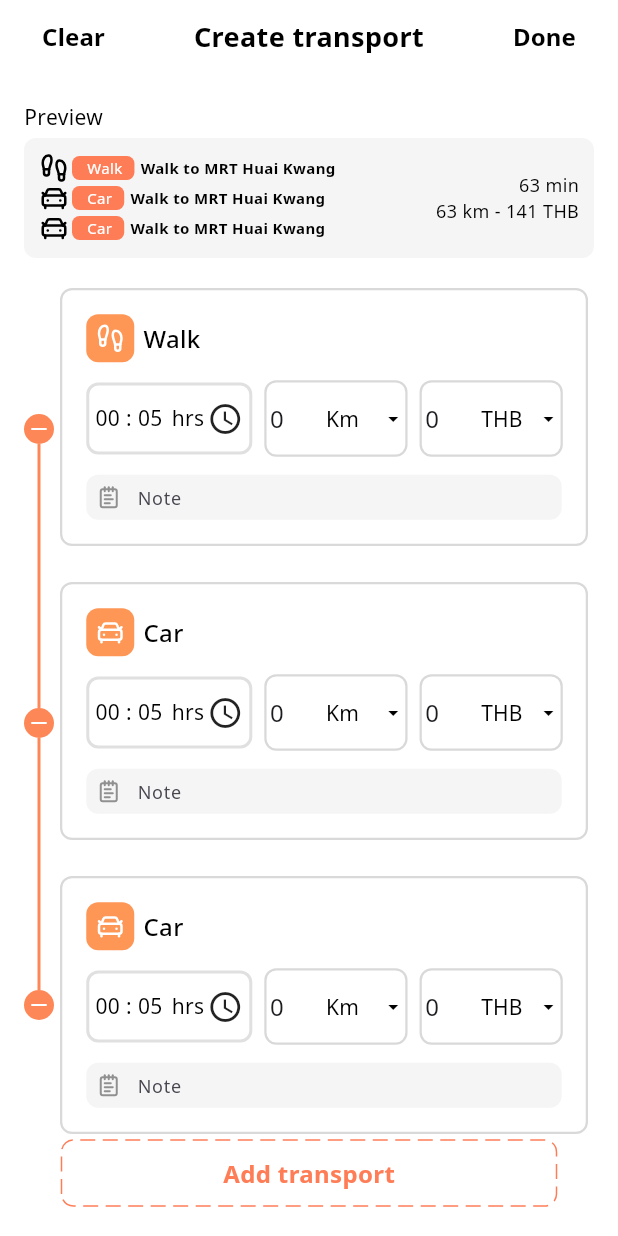
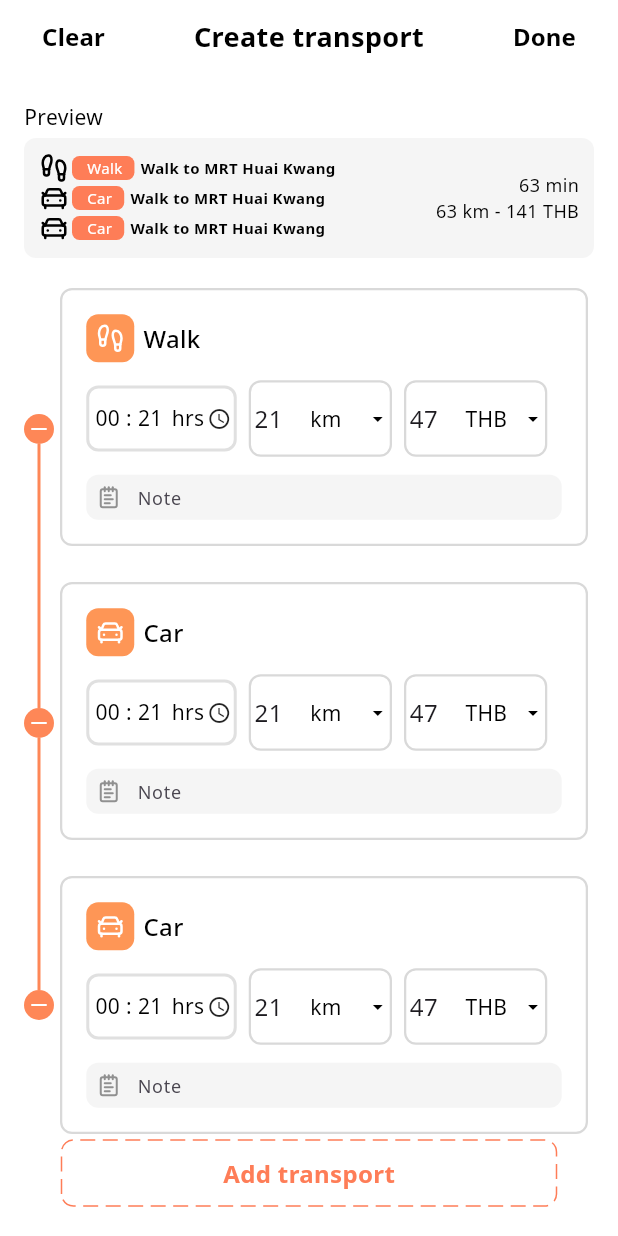
Before and after one commit to Thun-2004/triptery, a Flutter app: the CreateTransportWindow widget shown alone on an empty page, opened directly, on a phone screen of 412 x 824 dp. Run offline on Flutter 3.47's test engine with Material 3 defaults, Android fonts, the phone set to English and light mode, and no system bars; drawn by our look-alikes of dotted_border, dropdown_button2, timeline_tile; our stand-ins replace flutter_dotenv, flutter_social_button, flutter_svg, get, google_fonts, google_sign_in and 4 more; accounts and stored records are empty; generated files the repository leaves out were written again; network calls fail.

Commit message:
chore: make route total time/cost/distance dynamic

```diff
--- a/lib/main.dart
+++ b/lib/main.dart
@@ -106,11 +106,9 @@ class MyApp extends StatelessWidget {
             if(!Get.isRegistered<TripController>()) {
               TripDI.init();
             }
-
             if(!Get.isRegistered<TransportModeController>()) {
               Get.put(TransportModeController());
             }
-
           }),
       )]
     );
--- a/lib/presentation/pages/trip/route_create_sheet.dart
+++ b/lib/presentation/pages/trip/route_create_sheet.dart
@@ -33,13 +33,12 @@ class _CreateTransportWindowState extends State<CreateTransportWindow> {
     });
   }
 
-
   @override
   Widget build(BuildContext context) {
     return  Align(
       alignment: Alignment.topCenter,
       child: SingleChildScrollView(
-        child: Column(
+        child: Obx(() => Column(
           mainAxisSize: MainAxisSize.min,
           children: [
             Container(
@@ -104,7 +103,7 @@ class _CreateTransportWindowState extends State<CreateTransportWindow> {
                             //transport mode
                             SizedBox(
                               width: 300,
-                              child: ListView.builder(
+                              child: Obx(() => ListView.builder(
                                 padding: EdgeInsets.zero,
                                 shrinkWrap: true,
                                 physics: NeverScrollableScrollPhysics(),
@@ -145,7 +144,7 @@ class _CreateTransportWindowState extends State<CreateTransportWindow> {
                                     ],
                                   );
                                 },
-                              ),
+                              )),
                             ),
                           ],
                         )),
@@ -216,6 +215,7 @@ class _CreateTransportWindowState extends State<CreateTransportWindow> {
                                       ? EdgeInsets.only(bottom: 0)
                                       : EdgeInsets.only(bottom: 16),
                               child: TransportCard(
+                                index: index,
                                 mode: transportModeController.tempModes[index]["mode"],
                                 onChangeIcon: onChangeIcon,
                               ),
@@ -245,7 +245,7 @@ class _CreateTransportWindowState extends State<CreateTransportWindow> {
               ),
             ),
           ],
-        ),
+        )),
       ),
     );
   }
--- a/lib/presentation/widgets/trip/components/transport_card.dart
+++ b/lib/presentation/widgets/trip/components/transport_card.dart
@@ -1,7 +1,9 @@
 import 'package:flutter/material.dart';
+import 'package:get/get.dart';
 import 'package:lucide_icons_flutter/lucide_icons.dart';
 import 'package:triptery/constant/colors.dart';
 import 'package:triptery/constant/transport_modes.dart';
+import 'package:triptery/presentation/controllers/transport_mode_controller.dart';
 import 'package:triptery/presentation/widgets/base_ui/text.dart';
 import 'package:triptery/presentation/widgets/trip/components/note.dart';
 import 'package:dropdown_button2/dropdown_button2.dart';
@@ -10,9 +12,11 @@ import 'package:dropdown_button2/dropdown_button2.dart';
 class TransportCard extends StatefulWidget {
   final TransportMode mode;
   final VoidCallback? onChangeIcon;
+  final int index;
 
   const TransportCard({
     super.key,
+    required this.index,
     required this.mode,
     required this.onChangeIcon,
   });
@@ -25,6 +29,8 @@ class _TransportCardState extends State<TransportCard> {
   String transitMode = 'Subway';
   bool displayTransport = false;
   TransportMode transportMode = TransportMode.unSelected;
+  final TextEditingController stationController = TextEditingController();
+  final TransportModeController transportModeController = Get.find<TransportModeController>();
 
   List<String> get distanceValues => ['A', 'B', 'C'];
   List<String> get transitModes => ['N5', 'N6', 'N7'];
@@ -136,6 +142,41 @@ class _TransportCardState extends State<TransportCard> {
     });
   }
 
+  void _setModeDuration(String duration) {
+    transportModeController.setModeDuration(
+      widget.index,
+      duration,
+    );
+  }
+
+  void _setDistance(String distance) {
+    transportModeController.setDistance(
+      widget.index,
+      int.tryParse(distance) ?? 0,
+    );
+  }
+
+  void _setDistanceUnit(String distanceUnit) {
+    transportModeController.setDistanceUnit(
+      widget.index,
+      distanceUnit,
+    );
+  }
+
+  void _setCost(String cost) {
+    transportModeController.setCost(
+      widget.index,
+      int.tryParse(cost) ?? 0,
+    );
+  }
+
+  void _setCostUnit(String costUnit) {
+    transportModeController.setCostUnit(
+      widget.index,
+      costUnit,
+    );
+  }
+
   @override
   void initState() {
     super.initState();
@@ -229,7 +270,6 @@ class _TransportCardState extends State<TransportCard> {
                         dropdownStyleData: DropdownStyleData(
                           maxHeight: 200,
                           width: 175,
-
                           // width: width.toDouble() / 2,
                           decoration: BoxDecoration(
                             borderRadius: BorderRadius.circular(14),
@@ -290,25 +330,37 @@ class _TransportCardState extends State<TransportCard> {
             // runSpacing: 4,
             // direction: Axis.horizontal,
             children: [
-              // TextDropDown(
-              //   width: 75,
-              //   // height: 32,
-              //   values: ['Km', 'B', 'C'],
-              //   setValue: setDistanceValue,
-              // ),
-              EditableTimeBox(width: 75),
-              TextDropDown(
+              Flexible(
+                child: EditableTimeBox(
+                  width: 75,
+                  initialValue: transportModeController.tempModes[widget.index]["time_taken"],
+                  onChange: _setModeDuration
+                )
+              ),
+              Flexible(
+                child: TextDropDown(
                   width: 75,
                   // height: 32,
-                values: ['Km', 'm'],
+                  values: ['km', 'm'],
+                  initialValue: transportModeController.tempModes[widget.index]["distance"], //NOTE: initial value must match one of the values in dropdown
+                  initialUnit: transportModeController.tempModes[widget.index]["distance_unit"],
                   setValue: setDistanceValue,
+                  textOnChange: _setDistance,
+                  dropDownOnChange: _setDistanceUnit
+                )
               ),
-              TextDropDown(
+              Flexible(
+                child: TextDropDown(
                   width: 75,
                   // height: 32,
                   values: ['THB', 'USD', 'EUR'],
+                  initialValue: transportModeController.tempModes[widget.index]["cost"],
+                  initialUnit: transportModeController.tempModes[widget.index]["cost_unit"],
                   setValue: setDistanceValue,
-              ),
+                  textOnChange: _setCost,
+                  dropDownOnChange: _setCostUnit
+                )
+              )
             ],
           ),
 
@@ -324,28 +376,38 @@ class _TransportCardState extends State<TransportCard> {
   }
 }
 
-class TimeEdit extends StatelessWidget {
-  const TimeEdit({super.key});
-  @override
-  Widget build(BuildContext context) {
-    return Row(children: [
-
-      ],
-    );
-  }
-}
-
-class TextDropDown extends StatelessWidget {
+class TextDropDown extends StatefulWidget {
   final List<String> values;
   final void Function(String) setValue;
+  final int initialValue;
+  final String initialUnit;
   final int width;
+  final void Function(String) textOnChange;
+  final void Function(String) dropDownOnChange;
 
   const TextDropDown({
     required this.width,
     required this.values,
+    required this.initialValue,
+    required this.initialUnit,
     required this.setValue,
+    required this.textOnChange,
+    required this.dropDownOnChange,
     super.key,
   });
+
+  @override
+  State<TextDropDown> createState() => TextDropDownState();
+}
+
+class TextDropDownState extends State<TextDropDown> {
+  late String _dropDownValue;
+
+  @override
+  void initState() {
+    super.initState();
+    _dropDownValue = widget.initialUnit;
+  }
 
   @override
   Widget build(BuildContext context) {
@@ -359,9 +421,9 @@ class TextDropDown extends StatelessWidget {
       child: Wrap(
         children: [
           Container(
-            width: width.toDouble() / 2,
-            // height: height.toDouble(),
-            child: TextField(
+            width: widget.width.toDouble() / 2,
+            child: TextFormField(
+              initialValue: widget.initialValue.toString(),
               decoration: InputDecoration(
                 contentPadding: EdgeInsets.symmetric(
                   horizontal: 2,
@@ -374,7 +436,10 @@ class TextDropDown extends StatelessWidget {
                 errorBorder: InputBorder.none,
                 disabledBorder: InputBorder.none,
               ),
-              controller: TextEditingController(text: 0.toString()),
+              onChanged: (value) {
+                widget.textOnChange(value);
+              },
+              // controller: TextEditingController(text: 0.toString()),
             ),
           ),
           const VerticalDivider(
@@ -386,7 +451,7 @@ class TextDropDown extends StatelessWidget {
           ),
           Expanded(
             child: Container(
-              width: width.toDouble() - 20,
+              width: widget.width.toDouble() - 20,
               // height: height.toDouble(),
               decoration: BoxDecoration(
                 // color: AppColors.black,
@@ -404,13 +469,16 @@ class TextDropDown extends StatelessWidget {
                 ),
 
                 child: DropdownButton2<String>(
-                  value: values.first,
+                  value: _dropDownValue,
                   isExpanded: true,
                   onChanged: (String? newValue) {
-                    if (newValue != null) setValue(newValue);
+                    setState((){
+                      _dropDownValue = newValue!;
+                    });
+                    widget.dropDownOnChange(newValue!);
                   },
                   items:
-                      values.map<DropdownMenuItem<String>>((String value) {
+                      widget.values.map<DropdownMenuItem<String>>((String value) {
                         return DropdownMenuItem<String>(
                           value: value,
                           child: Padding(
@@ -433,7 +501,7 @@ class TextDropDown extends StatelessWidget {
                   ),
                   dropdownStyleData: DropdownStyleData(
                     maxHeight: 200,
-                    width: width.toDouble(),
+                    width: widget.width.toDouble(),
 
                     // width: width.toDouble() / 2,
                     decoration: BoxDecoration(
@@ -458,9 +526,12 @@ class TextDropDown extends StatelessWidget {
   }
 }
 
+
 class EditableTimeBox extends StatefulWidget {
   final int width;
-  const EditableTimeBox({super.key, required this.width});
+  final String initialValue;
+  final void Function(String) onChange;
+  const EditableTimeBox({super.key, required this.width, required this.initialValue, required this.onChange});
 
   @override
   _EditableTimeBoxState createState() => _EditableTimeBoxState();
@@ -479,6 +550,8 @@ class _EditableTimeBoxState extends State<EditableTimeBox> {
   @override
   void initState() {
     super.initState();
+    hour = widget.initialValue.split(':')[0].padLeft(2, '0');
+    minute = widget.initialValue.split(':')[1].padLeft(2, '0');
     hourController.text = hour;
     minuteController.text = minute;
   }
@@ -488,6 +561,10 @@ class _EditableTimeBoxState extends State<EditableTimeBox> {
     hourController.dispose();
     minuteController.dispose();
     super.dispose();
+  }
+
+  void setTime() {
+    widget.onChange("${hour}:${minute}");
   }
 
   @override
@@ -520,6 +597,12 @@ class _EditableTimeBoxState extends State<EditableTimeBox> {
                             hour = value.padLeft(2, '0');
                             isHourEditing = false;
                           });
+                        },
+                        onChanged: (value){
+                          setState((){
+                            hour = value.padLeft(2, '0');
+                          });
+                          setTime();
                         },
                         decoration: InputDecoration(
                           isDense: true,
@@ -561,6 +644,12 @@ class _EditableTimeBoxState extends State<EditableTimeBox> {
                             isMinEditing = false;
                           });
                         },
+                        onChanged: (value){
+                          setState((){
+                            minute = value.padLeft(2, '0');
+                          });
+                          setTime();
+                        },
                         decoration: InputDecoration(
                           isDense: true,
                           contentPadding: EdgeInsets.zero,
@@ -583,7 +672,7 @@ class _EditableTimeBoxState extends State<EditableTimeBox> {
             // textSize: 12,
           ),
           SizedBox(width: 2),
-          Icon(Icons.access_time, color: Colors.black87),
+          Icon(Icons.access_time, color: Colors.black87, size: 16,),
         ],
       ),
     );
```
Also changed, not shown: lib/presentation/controllers/transport_mode_controller.dart (+81 -1 lines). Lines whose indentation alone changed are shown as unchanged.
